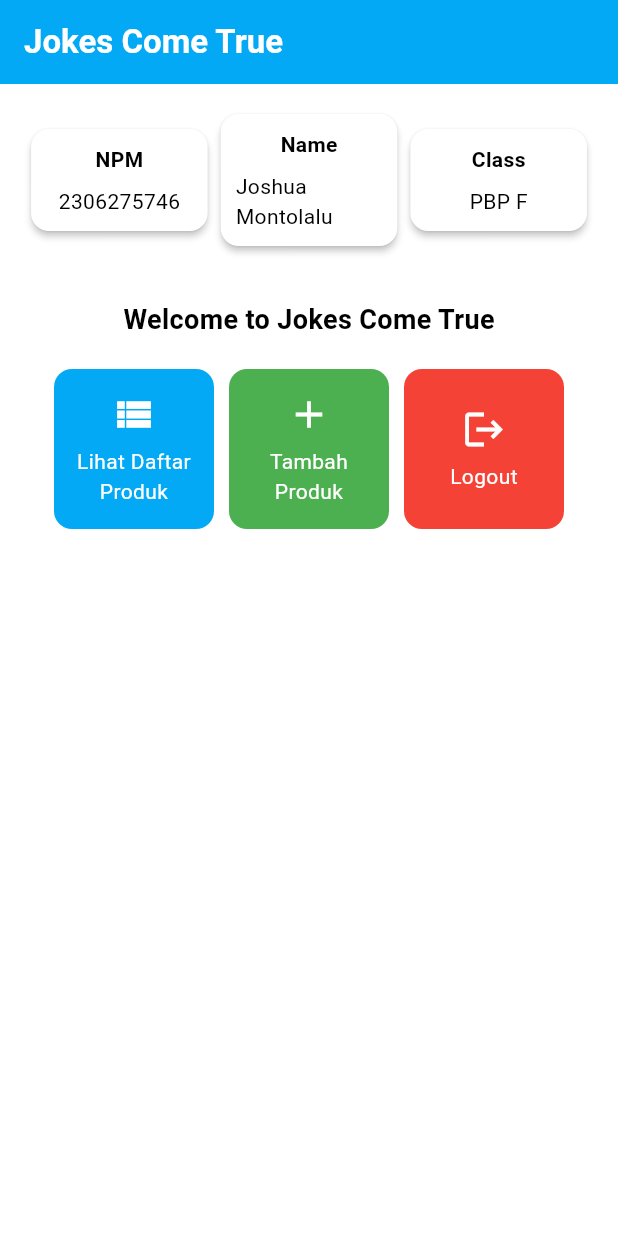
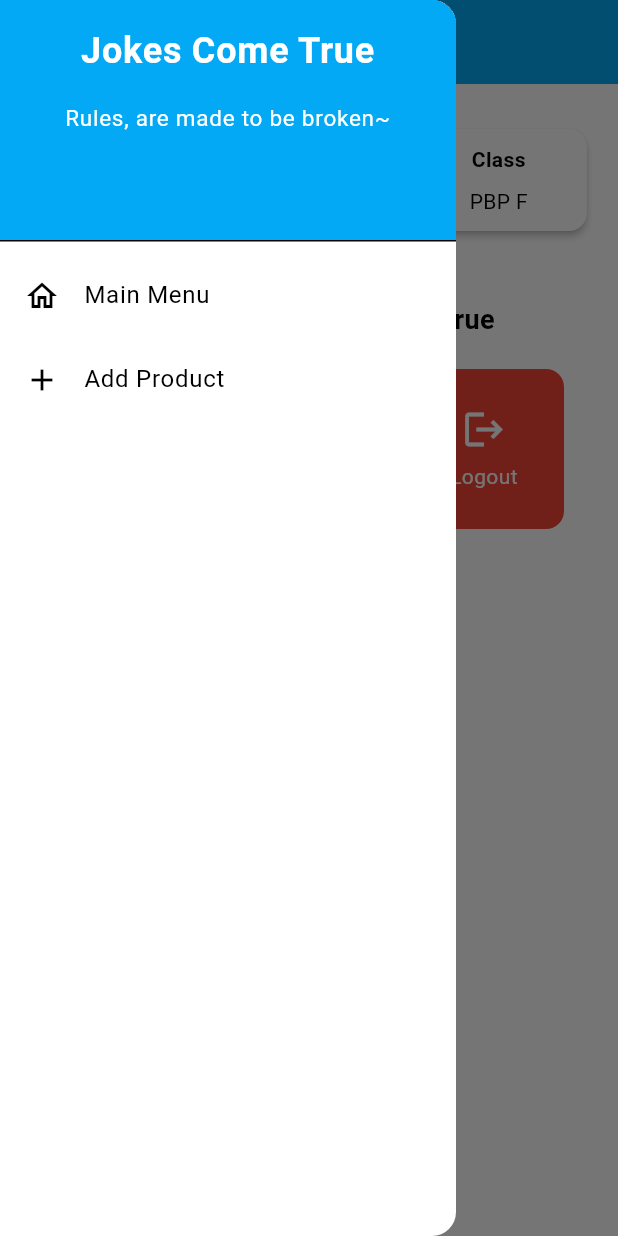
Before and after one commit to HamletJr/jokes-come-true-mobile, a Flutter app: the screen it shows after launch, with the side drawer open (before the commit the screen has no drawer), on a phone screen of 412 x 824 dp. Run offline on Flutter 3.47's test engine with Material 3 defaults, Android fonts, the phone set to English and light mode, and no system bars.

Commit message:
Add tugas 8

```diff
--- a/lib/main.dart
+++ b/lib/main.dart
@@ -1,5 +1,5 @@
 import 'package:flutter/material.dart';
-import 'package:jokes_come_true/menu.dart';
+import 'package:jokes_come_true/screens/menu.dart';
 
 void main() {
   runApp(const MyApp());
--- a/lib/menu.dart
+++ b/lib/screens/menu.dart
@@ -1,4 +1,6 @@
 import 'package:flutter/material.dart';
+import 'package:jokes_come_true/widgets/product_card.dart';
+import 'package:jokes_come_true/widgets/left_drawer.dart';
 
 class MyHomePage extends StatelessWidget {
   final String npm = '2306275746'; // NPM
@@ -28,6 +30,7 @@ class MyHomePage extends StatelessWidget {
         ),
         // Warna latar belakang AppBar diambil dari skema warna tema aplikasi.
         backgroundColor: Theme.of(context).colorScheme.primary,
+        iconTheme: const IconThemeData(color: Colors.white),
       ),
       // Body halaman dengan padding di sekelilingnya.
       body: Padding(
@@ -88,6 +91,7 @@ class MyHomePage extends StatelessWidget {
           ],
         ),
       ),
+      drawer: const LeftDrawer(),
     );
   }
 }
@@ -124,64 +128,3 @@ class MyHomePage extends StatelessWidget {
       );
     }
 }
-
-class ItemHomepage {
-    final String name;
-    final IconData icon;
-    final Color color;
-
-    ItemHomepage(this.name, this.icon, this.color);
-}
-
-class ItemCard extends StatelessWidget {
-  // Menampilkan kartu dengan ikon dan nama.
-
-  final ItemHomepage item;
-
-  const ItemCard(this.item, {super.key});
-
-  @override
-  Widget build(BuildContext context) {
-    return Material(
-      // Menentukan warna latar belakang dari tema aplikasi.
-      color: item.color,
-      // Membuat sudut kartu melengkung.
-      borderRadius: BorderRadius.circular(12),
-
-      child: InkWell(
-        // Aksi ketika kartu ditekan.
-        onTap: () {
-          // Menampilkan pesan SnackBar saat kartu ditekan.
-          ScaffoldMessenger.of(context)
-            ..hideCurrentSnackBar()
-            ..showSnackBar(
-              SnackBar(content: Text("Kamu telah menekan tombol ${item.name}!"))
-            );
-        },
-        // Container untuk menyimpan Icon dan Text
-        child: Container(
-          padding: const EdgeInsets.all(8),
-          child: Center(
-            child: Column(
-              // Menyusun ikon dan teks di tengah kartu.
-              mainAxisAlignment: MainAxisAlignment.center,
-              children: [
-                Icon(
-                  item.icon,
-                  color: Colors.white,
-                  size: 30.0,
-                ),
-                const Padding(padding: EdgeInsets.all(3)),
-                Text(
-                  item.name,
-                  textAlign: TextAlign.center,
-                  style: const TextStyle(color: Colors.white),
-                ),
-              ],
-            ),
-          ),
-        ),
-      ),
-    );
-  }
-}
--- /dev/null
+++ b/lib/widgets/left_drawer.dart
@@ -0,0 +1,68 @@
+import 'package:flutter/material.dart';
+import 'package:jokes_come_true/screens/menu.dart';
+import 'package:jokes_come_true/screens/productentry_form.dart';
+
+class LeftDrawer extends StatelessWidget {
+  const LeftDrawer({super.key});
+
+  @override
+  Widget build(BuildContext context) {
+    return Drawer(
+      child: ListView(
+        children: [
+          DrawerHeader(
+            decoration: BoxDecoration(
+            color: Theme.of(context).colorScheme.primary,
+          ),
+          child: const Column(
+            children: [
+              Text(
+                'Jokes Come True',
+                textAlign: TextAlign.center,
+                style: TextStyle(
+                  fontSize: 24,
+                  fontWeight: FontWeight.bold,
+                  color: Colors.white,
+                ),
+              ),
+              Padding(padding: EdgeInsets.all(8)),
+              Text(
+                "Rules, are made to be broken~",
+                textAlign: TextAlign.center,
+                style: TextStyle(
+                  fontSize: 15,
+                  color: Colors.white,
+                ),
+              ),
+            ],
+          ),
+          ),
+            ListTile(
+              leading: const Icon(Icons.home_outlined),
+              title: const Text('Main Menu'),
+              // Bagian redirection ke MyHomePage
+              onTap: () {
+                Navigator.pushReplacement(
+                    context,
+                    MaterialPageRoute(
+                      builder: (context) => MyHomePage(),
+                    ));
+              },
+            ),
+            ListTile(
+              leading: const Icon(Icons.add),
+              title: const Text('Add Product'),
+              // Bagian redirection ke MoodEntryFormPage
+              onTap: () {
+                Navigator.pushReplacement(
+                    context,
+                    MaterialPageRoute(
+                      builder: (context) => const ProductEntryFormPage(),
+                    ));
+              },
+            ),
+        ],
+      ),
+    );
+  }
+}
--- /dev/null
+++ b/lib/widgets/product_card.dart
@@ -0,0 +1,78 @@
+import 'package:flutter/material.dart';
+import 'package:jokes_come_true/screens/productentry_form.dart';
+
+class ItemHomepage {
+    final String name;
+    final IconData icon;
+    final Color color;
+
+    ItemHomepage(this.name, this.icon, this.color);
+}
+
+class ItemCard extends StatelessWidget {
+  // Menampilkan kartu dengan ikon dan nama.
+  final ItemHomepage item;
+
+  const ItemCard(this.item, {super.key});
+
+  @override
+  Widget build(BuildContext context) {
+    return Material(
+      // Menentukan warna latar belakang dari tema aplikasi.
+      color: item.color,
+      // Membuat sudut kartu melengkung.
+      borderRadius: BorderRadius.circular(12),
+
+      child: InkWell(
+        // Aksi ketika kartu ditekan.
+        onTap: () {
+          // Navigate ke route yang sesuai (tergantung jenis tombol)
+          if (item.name == "Tambah Produk") {
+            Navigator.push(
+                context,
+                MaterialPageRoute(
+                  builder: (context) => const ProductEntryFormPage(),
+                ));
+          }
+          else {
+            // Menampilkan pesan SnackBar saat kartu ditekan.
+            ScaffoldMessenger.of(context)
+              ..hideCurrentSnackBar()
+              ..showSnackBar(
+                SnackBar(content: Text("Kamu telah menekan tombol ${item.name}!"), action: SnackBarAction(
+                  label: 'OK',
+                  textColor: const Color.fromARGB(255, 207, 110, 224),
+                  onPressed: () {
+                    ScaffoldMessenger.of(context).hideCurrentSnackBar();
+                  },
+                ))
+              );
+          }
+        },
+        // Container untuk menyimpan Icon dan Text
+        child: Container(
+          padding: const EdgeInsets.all(8),
+          child: Center(
+            child: Column(
+              // Menyusun ikon dan teks di tengah kartu.
+              mainAxisAlignment: MainAxisAlignment.center,
+              children: [
+                Icon(
+                  item.icon,
+                  color: Colors.white,
+                  size: 30.0,
+                ),
+                const Padding(padding: EdgeInsets.all(3)),
+                Text(
+                  item.name,
+                  textAlign: TextAlign.center,
+                  style: const TextStyle(color: Colors.white),
+                ),
+              ],
+            ),
+          ),
+        ),
+      ),
+    );
+  }
+}
```
Also changed, not shown: lib/screens/productentry_form.dart (added, +211 -0 lines), 1 other file.
